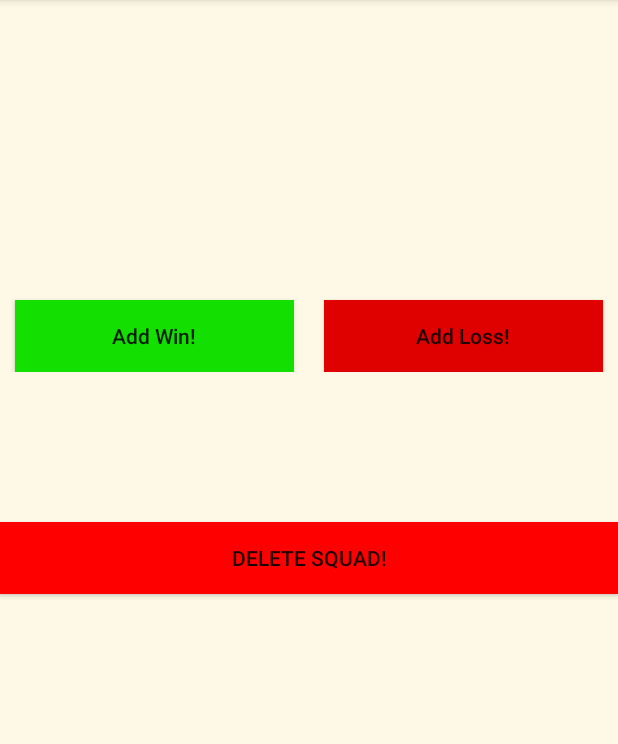
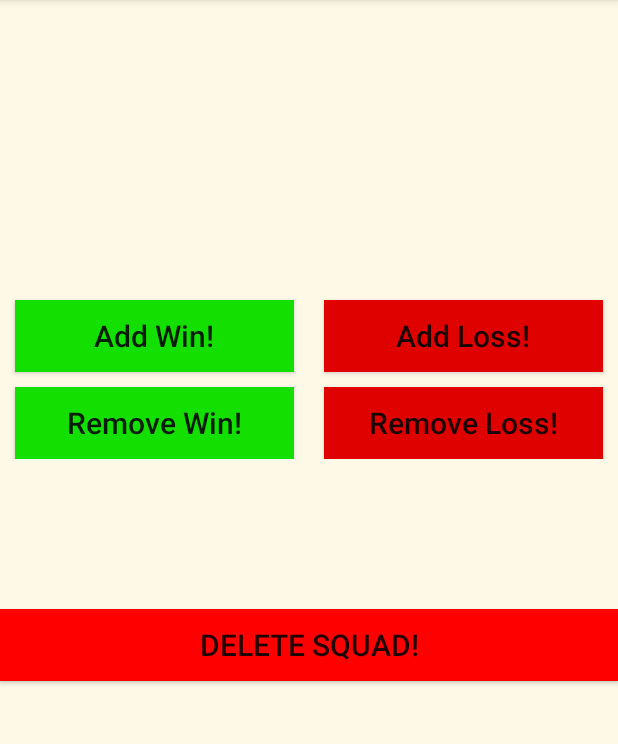
Before and after one commit to rcrichton87/project_2_android_xwing_squad_viewer, an Android app: the ShowSquad screen opened directly, with no data from a screen before it, on a phone screen of 412 x 824 dp, the part 84-828 px from its top. Run offline under Robolectric (Android 15) with nearby library versions, the phone set to English and light mode, and no system bars; 8 statements that could not run were skipped.

Commit message:
xml formatting of multiple views

```diff
--- a/app/src/main/res/layout/activity_roll_dice.xml
+++ b/app/src/main/res/layout/activity_roll_dice.xml
@@ -12,7 +12,8 @@
         android:id="@+id/select_dice_type"
         android:layout_width="wrap_content"
         android:layout_height="wrap_content"
-        android:textSize="36dp"/>
+        android:textSize="36dp"
+        android:textStyle="bold"/>
 
     <RadioGroup
         android:id="@+id/dice_type"
@@ -40,7 +41,8 @@
         android:id="@+id/select_dice_number"
         android:layout_width="wrap_content"
         android:layout_height="wrap_content"
-        android:textSize="36dp"/>
+        android:textSize="36dp"
+        android:textStyle="bold"/>
 
     <RadioGroup
         android:id="@+id/number_of_dice"
--- a/app/src/main/res/layout/activity_show_squad.xml
+++ b/app/src/main/res/layout/activity_show_squad.xml
@@ -24,7 +24,8 @@
             android:layout_height="wrap_content"
             android:layout_toEndOf="@id/faction_symbol"
             android:layout_toRightOf="@id/faction_symbol"
-            android:textSize="32dp"
+            android:textSize="46dp"
+            android:textStyle="bold"
             />
 
     </RelativeLayout>
@@ -54,7 +55,8 @@
                 android:layout_height="wrap_content"
                 android:textSize="24dp"
                 android:gravity="center"
-                android:textColor="@color/winGreen"/>
+                android:textColor="@color/winGreen"
+                android:textStyle="italic"/>
 
             <Button
                 android:id="@+id/add_win"
@@ -66,7 +68,22 @@
                 android:textAllCaps="false"
                 android:background="@color/winGreen"
                 android:layout_marginRight="10dp"
-                android:layout_marginLeft="10dp"/>
+                android:layout_marginLeft="10dp"
+                android:textSize="20dp"/>
+
+            <Button
+                android:id="@+id/remove_win"
+                android:layout_width="match_parent"
+                android:layout_height="match_parent"
+                android:onClick="removeWinClicked"
+                android:gravity="center"
+                android:text="@string/remove_win"
+                android:textAllCaps="false"
+                android:background="@color/winGreen"
+                android:layout_marginTop="10dp"
+                android:layout_marginRight="10dp"
+                android:layout_marginLeft="10dp"
+                android:textSize="20dp"/>
 
         </LinearLayout>
 
@@ -83,7 +100,8 @@
                 android:layout_height="wrap_content"
                 android:textSize="24dp"
                 android:gravity="center"
-                android:textColor="@color/lossRed"/>
+                android:textColor="@color/lossRed"
+                android:textStyle="italic"/>
 
             <Button
                 android:id="@+id/add_loss"
@@ -95,7 +113,22 @@
                 android:textAllCaps="false"
                 android:background="@color/lossRed"
                 android:layout_marginLeft="10dp"
-                android:layout_marginRight="10dp"/>
+                android:layout_marginRight="10dp"
+                android:textSize="20dp"/>
+
+            <Button
+                android:id="@+id/remove_loss"
+                android:layout_width="match_parent"
+                android:layout_height="match_parent"
+                android:onClick="removeLossClicked"
+                android:gravity="center"
+                android:text="@string/remove_loss"
+                android:textAllCaps="false"
+                android:background="@color/lossRed"
+                android:layout_marginTop="10dp"
+                android:layout_marginLeft="10dp"
+                android:layout_marginRight="10dp"
+                android:textSize="20dp"/>
 
         </LinearLayout>
 
@@ -110,6 +143,7 @@
         android:layout_marginTop="100dp"
         android:textAllCaps="true"
         android:onClick="deleteSquadClicked"
-        android:background="@color/brightRed"/>
+        android:background="@color/brightRed"
+        android:textSize="20dp"/>
 
 </LinearLayout>
--- a/app/src/main/res/values/strings.xml
+++ b/app/src/main/res/values/strings.xml
@@ -8,12 +8,12 @@
     <string name="new_details">Enter squad details</string>
     <string name="faction_rebel">Rebel</string>
     <string name="faction_imperial">Imperial</string>
-    <string name="faction_scum"><![CDATA[Scum & Villany]]></string>
+    <string name="faction_scum"><![CDATA[Scum & Villainy]]></string>
     <string name="clear_list">Delete Saved Squads</string>
     <string name="delete_squad">Delete Squad!</string>
     <string name="rebel_only">Only show Rebels</string>
     <string name="imperial_only">Only show Imperials</string>
-    <string name="scum_only"><![CDATA[Only show Scum & Villany]]></string>
+    <string name="scum_only"><![CDATA[Only show Scum & Villainy]]></string>
     <string name="roll_dice">Dice Roller</string>
     <string name="attack_dice">Attack Dice</string>
     <string name="defence_dice">Defence Dice</string>
@@ -24,4 +24,6 @@
     <string name="five">5</string>
     <string name="six">6</string>
     <string name="roll_button">Roll Dice</string>
+    <string name="remove_win">Remove Win!</string>
+    <string name="remove_loss">Remove Loss!</string>
 </resources>
```
Also changed, not shown: app/src/main/java/com/codeclan/xwingsquadviewer/ShowSquad.java (+63 -0 lines), app/src/main/res/layout/squads_item.xml (+5 -4 lines).
